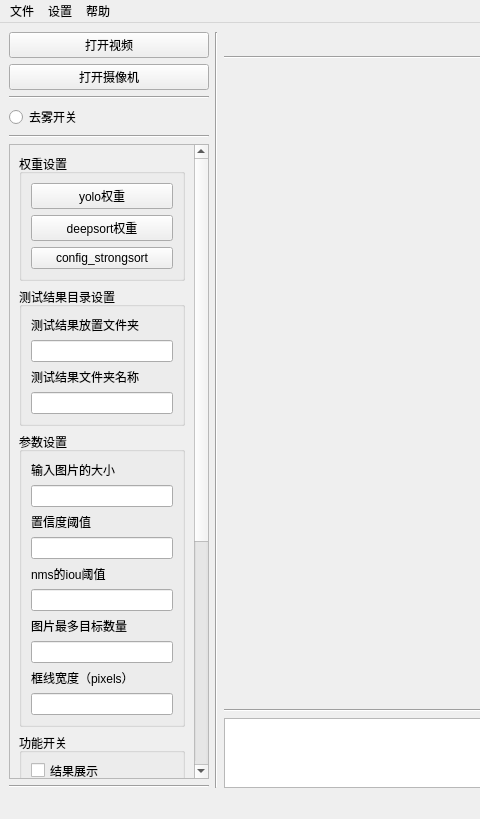
Above: UI/demo01.ui from 2351548518/Yolov5_StrongSORT_OSNet_Car_Track before the change; both pictures show x 0 to 480 and y 0 to 819 of the 1144 by 819 pixel window. Below: the same form after it.
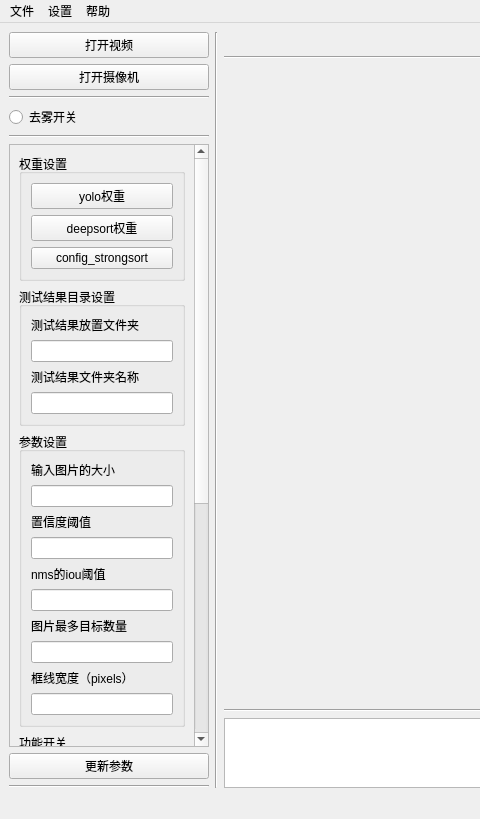
That is the form after the change.

```diff
--- a/UI/demo01.ui
+++ b/UI/demo01.ui
@@ -82,7 +82,7 @@
          <property name="geometry">
           <rect>
            <x>0</x>
-           <y>-355</y>
+           <y>0</y>
            <width>181</width>
            <height>1000</height>
           </rect>
@@ -411,6 +411,19 @@
         </widget>
        </widget>
       </item>
+      <item>
+       <widget class="QPushButton" name="pushButtonParameterSet">
+        <property name="sizePolicy">
+         <sizepolicy hsizetype="Preferred" vsizetype="Preferred">
+          <horstretch>0</horstretch>
+          <verstretch>0</verstretch>
+         </sizepolicy>
+        </property>
+        <property name="text">
+         <string>更新参数</string>
+        </property>
+       </widget>
+      </item>
       <item>
        <widget class="Line" name="line_3">
         <property name="orientation">
```
